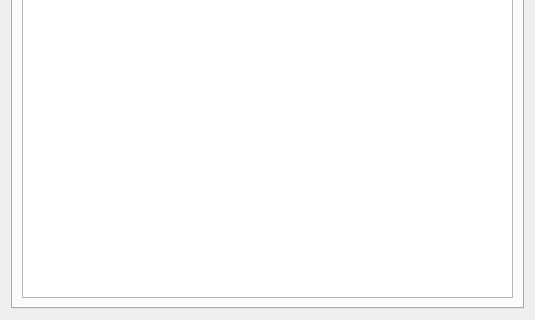
Above: ui/GnuPGInfo.ui from saturneric/GpgFrontend before the change; both pictures show x 0 to 535 and y 248 to 568 of the 535 by 568 pixel window. Below: the same form after it.
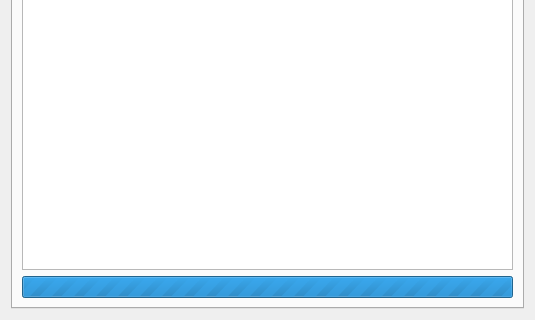
That is the form after the change. Icons and pictures are not drawn.

Commit message: feat: add progress bar at gnupg info tab

```diff
--- a/ui/GnuPGInfo.ui
+++ b/ui/GnuPGInfo.ui
@@ -108,6 +108,19 @@
            </property>
           </widget>
          </item>
+         <item row="1" column="0">
+          <widget class="QProgressBar" name="loadProgressBar">
+           <property name="maximum">
+            <number>0</number>
+           </property>
+           <property name="value">
+            <number>-1</number>
+           </property>
+           <property name="textVisible">
+            <bool>false</bool>
+           </property>
+          </widget>
+         </item>
         </layout>
        </widget>
        <widget class="QWidget" name="tab_2">
```
The commit also changes 1 other file.
